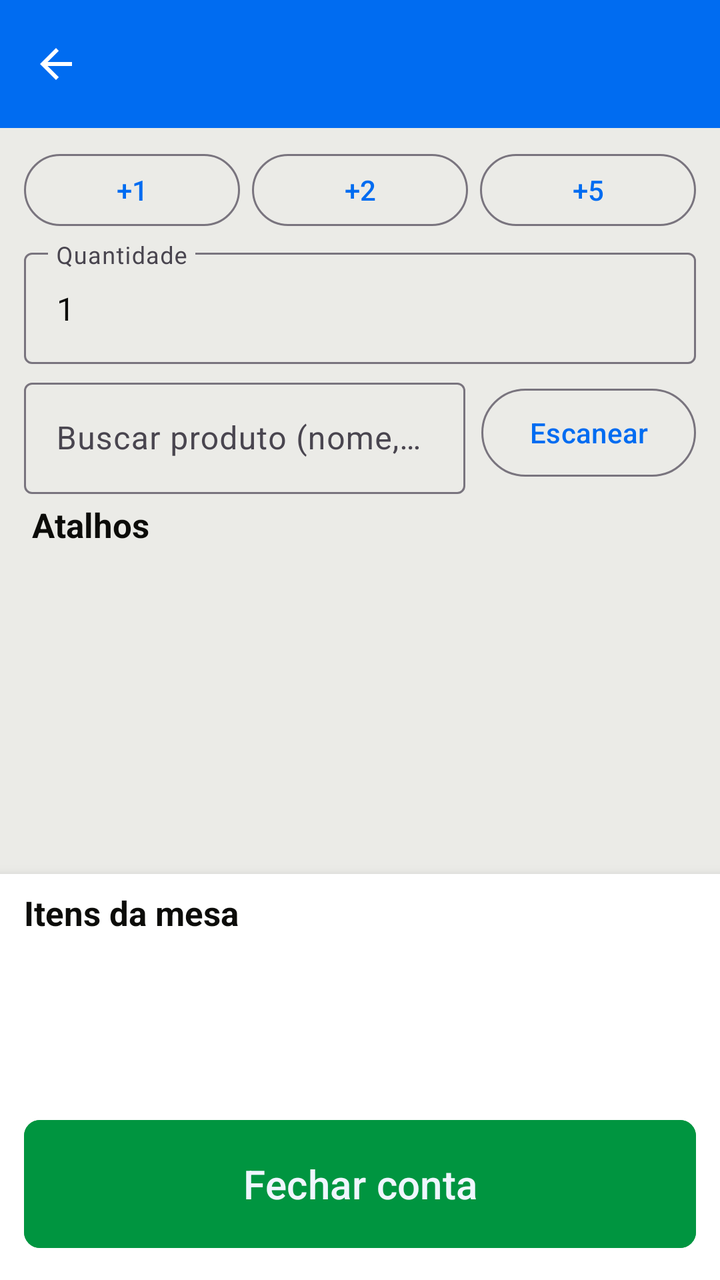
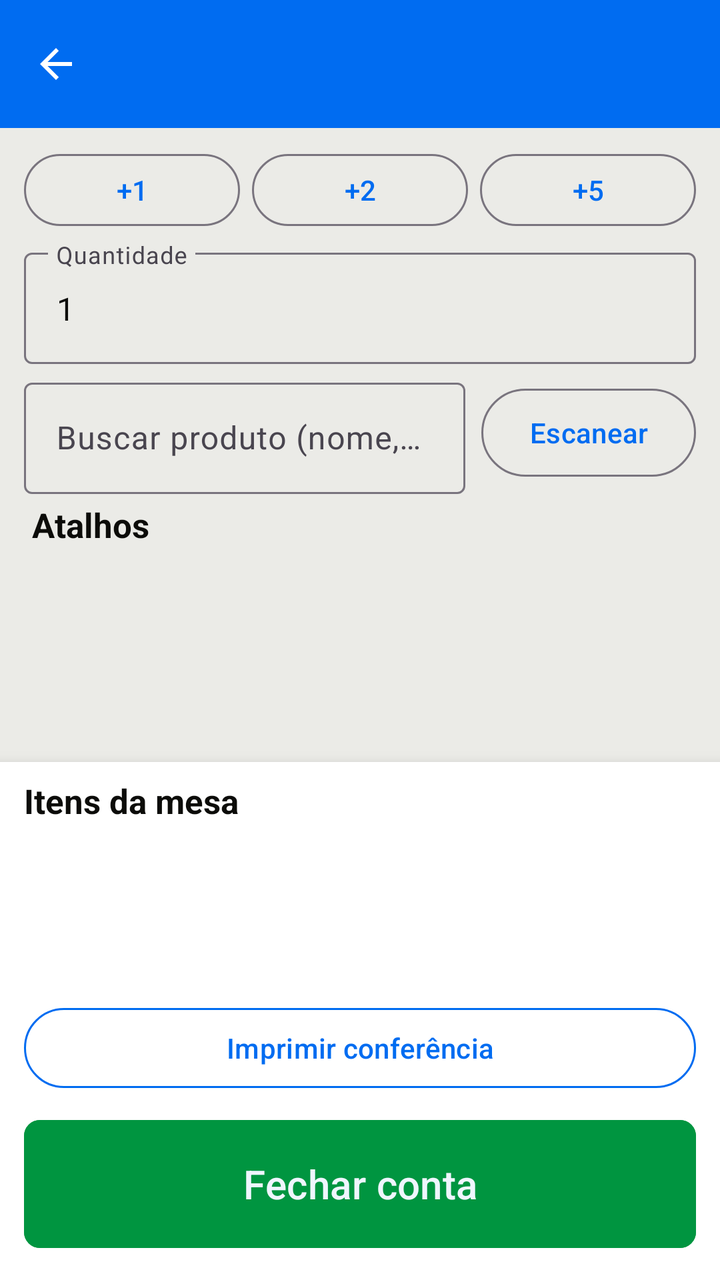

Compare the two renders of this Android layout. The source of the first and the diff that turns it into the second are given below.
<!-- AndroidManifest.xml: application theme Theme.POSmaisgestao -->
<!-- res/layout/activity_conta_mesa.xml -->
<?xml version="1.0" encoding="utf-8"?>
<LinearLayout xmlns:android="http://schemas.android.com/apk/res/android"
    xmlns:app="http://schemas.android.com/apk/res-auto"
    android:layout_width="match_parent"
    android:layout_height="match_parent"
    android:background="@color/surface"
    android:descendantFocusability="beforeDescendants"
    android:focusableInTouchMode="true"
    android:orientation="vertical">

    <com.google.android.material.appbar.MaterialToolbar
        android:id="@+id/toolbarConta"
        android:layout_width="match_parent"
        android:layout_height="?attr/actionBarSize"
        android:background="@color/primary"
        android:theme="@style/ThemeOverlay.Material3.Dark.ActionBar"
        app:navigationIcon="?attr/homeAsUpIndicator"
        app:titleTextColor="@color/white" />

    <include layout="@layout/include_codigo_oculto" />

    
    <LinearLayout
        android:layout_width="match_parent"
        android:layout_height="0dp"
        android:layout_weight="1"
        android:orientation="vertical">

        <LinearLayout
            android:layout_width="match_parent"
            android:layout_height="wrap_content"
            android:gravity="center"
            android:orientation="horizontal"
            android:paddingHorizontal="12dp"
            android:paddingTop="8dp">

            <com.google.android.material.button.MaterialButton
                android:id="@+id/btnQty1"
                style="@style/Widget.Material3.Button.OutlinedButton"
                android:layout_width="0dp"
                android:layout_height="wrap_content"
                android:layout_marginEnd="6dp"
                android:layout_weight="1"
                android:minHeight="44dp"
                android:text="@string/qty_mais_1" />

            <com.google.android.material.button.MaterialButton
                android:id="@+id/btnQty2"
                style="@style/Widget.Material3.Button.OutlinedButton"
                android:layout_width="0dp"
                android:layout_height="wrap_content"
                android:layout_marginEnd="6dp"
                android:layout_weight="1"
                android:minHeight="44dp"
                android:text="@string/qty_mais_2" />

            <com.google.android.material.button.MaterialButton
                android:id="@+id/btnQty5"
                style="@style/Widget.Material3.Button.OutlinedButton"
                android:layout_width="0dp"
                android:layout_height="wrap_content"
                android:layout_weight="1"
                android:minHeight="44dp"
                android:text="@string/qty_mais_5" />
        </LinearLayout>

        <com.google.android.material.textfield.TextInputLayout
            android:id="@+id/layoutQuantidadeItem"
            android:layout_width="match_parent"
            android:layout_height="wrap_content"
            android:layout_marginHorizontal="12dp"
            android:layout_marginTop="4dp"
            android:hint="@string/quantidade_item">

            <com.google.android.material.textfield.TextInputEditText
                android:id="@+id/inputQuantidadeItem"
                android:layout_width="match_parent"
                android:layout_height="wrap_content"
                android:inputType="numberDecimal"
                android:minHeight="52dp"
                android:text="1" />
        </com.google.android.material.textfield.TextInputLayout>

        <LinearLayout
            android:layout_width="match_parent"
            android:layout_height="wrap_content"
            android:gravity="center_vertical"
            android:orientation="horizontal"
            android:paddingHorizontal="12dp"
            android:paddingTop="4dp"
            android:paddingBottom="4dp">

            <com.google.android.material.textfield.TextInputLayout
                android:layout_width="0dp"
                android:layout_height="wrap_content"
                android:layout_weight="1"
                android:hint="@string/buscar_produto">

                <com.google.android.material.textfield.TextInputEditText
                    android:id="@+id/inputBuscaConta"
                    android:layout_width="match_parent"
                    android:layout_height="wrap_content"
                    android:imeOptions="actionSearch"
                    android:inputType="text"
                    android:minHeight="52dp" />
            </com.google.android.material.textfield.TextInputLayout>

            <com.google.android.material.button.MaterialButton
                android:id="@+id/btnEscanearConta"
                style="@style/Widget.Material3.Button.OutlinedButton"
                android:layout_width="wrap_content"
                android:layout_height="wrap_content"
                android:layout_marginStart="8dp"
                android:minHeight="52dp"
                android:text="@string/escanear" />
        </LinearLayout>

        <TextView
            android:id="@+id/lblSecaoConta"
            style="@style/PosSectionTitle"
            android:layout_width="match_parent"
            android:layout_height="wrap_content"
            android:paddingHorizontal="16dp"
            android:paddingBottom="4dp"
            android:text="@string/atalhos" />

        <androidx.recyclerview.widget.RecyclerView
            android:id="@+id/listaProdutosConta"
            android:layout_width="match_parent"
            android:layout_height="0dp"
            android:layout_weight="1"
            android:clipToPadding="false"
            android:paddingHorizontal="8dp" />
    </LinearLayout>

    
    <LinearLayout
        android:layout_width="match_parent"
        android:layout_height="wrap_content"
        android:background="@color/card"
        android:elevation="8dp"
        android:orientation="vertical"
        android:paddingHorizontal="12dp"
        android:paddingTop="8dp"
        android:paddingBottom="12dp">

        <TextView
            android:id="@+id/txtItensConta"
            style="@style/PosSectionTitle"
            android:layout_width="match_parent"
            android:layout_height="wrap_content"
            android:text="@string/itens_mesa" />

        <ProgressBar
            android:id="@+id/progressConta"
            android:layout_width="wrap_content"
            android:layout_height="wrap_content"
            android:layout_gravity="center_horizontal"
            android:visibility="gone" />

        <androidx.recyclerview.widget.RecyclerView
            android:id="@+id/listaItensConta"
            android:layout_width="match_parent"
            android:layout_height="wrap_content"
            android:layout_marginTop="4dp"
            android:background="@color/background"
            android:maxHeight="140dp"
            android:minHeight="48dp"
            android:padding="4dp" />

        <TextView
            android:id="@+id/txtTotalConta"
            android:layout_width="match_parent"
            android:layout_height="wrap_content"
            android:paddingTop="8dp"
            android:paddingBottom="4dp"
            android:textColor="@color/foreground"
            android:textSize="18sp"
            android:textStyle="bold" />

        <com.google.android.material.button.MaterialButton
            android:id="@+id/btnFecharConta"
            style="@style/PosBigButton"
            android:layout_width="match_parent"
            android:layout_height="wrap_content"
            android:backgroundTint="@color/dinheiro"
            android:text="@string/fechar_conta" />
    </LinearLayout>
</LinearLayout>
<!-- res/layout/include_codigo_oculto.xml (included above) -->
<?xml version="1.0" encoding="utf-8"?>
<EditText xmlns:android="http://schemas.android.com/apk/res/android"
    android:id="@+id/inputCodigoOculto"
    android:layout_width="1dp"
    android:layout_height="1dp"
    android:alpha="0"
    android:background="@android:color/transparent"
    android:imeOptions="actionDone"
    android:importantForAutofill="no"
    android:inputType="textVisiblePassword"
    android:singleLine="true" />
<!-- resources referenced by this layout -->
<resources>
  <color name="background">#FFFFFF</color>
  <color name="card">#FFFFFF</color>
  <color name="dinheiro">#009540</color>
  <color name="foreground">#0C0C09</color>
  <color name="primary">#006CF1</color>
  <color name="surface">#EBEBE7</color>
  <color name="white">#FFFFFFFF</color>
  <string name="atalhos">Atalhos</string>
  <string name="buscar_produto">Buscar produto (nome, código ou EAN)</string>
  <string name="escanear">Escanear</string>
  <string name="fechar_conta">Fechar conta</string>
  <string name="itens_mesa">Itens da mesa</string>
  <string name="qty_mais_1">+1</string>
  <string name="qty_mais_2">+2</string>
  <string name="qty_mais_5">+5</string>
  <string name="quantidade_item">Quantidade</string>
  <style name="PosBigButton" parent="Widget.Material3.Button">
          <item name="android:minHeight">72dp</item>
          <item name="android:textSize">20sp</item>
          <item name="android:textAllCaps">false</item>
          <item name="cornerRadius">8dp</item>
          <item name="backgroundTint">@color/primary</item>
          <item name="android:textColor">@color/primary_foreground</item>
      </style>
  <style name="PosSectionTitle">
          <item name="android:textColor">@color/foreground</item>
          <item name="android:textSize">17sp</item>
          <item name="android:textStyle">bold</item>
      </style>
  <style name="Theme.POSmaisgestao" parent="Base.Theme.POSmaisgestao" />
  <color name="primary_foreground">#EFF6FF</color>
  <style name="Base.Theme.POSmaisgestao" parent="Theme.Material3.DayNight.NoActionBar">
          <item name="colorPrimary">@color/primary</item>
          <item name="colorPrimaryDark">@color/primary_dark</item>
          <item name="colorSecondary">@color/accent</item>
          <item name="colorOnPrimary">@color/primary_foreground</item>
          <item name="colorOnSurface">@color/foreground</item>
          <item name="colorOnBackground">@color/foreground</item>
          <item name="android:statusBarColor">@color/primary_dark</item>
          <item name="android:navigationBarColor">@color/surface</item>
          <item name="android:windowOptOutEdgeToEdgeEnforcement">true</item>
          <item name="android:windowBackground">@color/surface</item>
          <item name="android:colorBackground">@color/background</item>
          <item name="android:textColorPrimary">@color/foreground</item>
          <item name="android:textColorSecondary">@color/muted_foreground</item>
          <item name="android:textColor">@color/foreground</item>
          <item name="android:textColorHint">@color/muted_foreground</item>
      </style>
  <color name="primary_dark">#193CB8</color>
  <color name="accent">#EBEBE7</color>
  <color name="muted_foreground">#4E4E3F</color>
</resources>

<!-- the commit's change to res/layout/activity_conta_mesa.xml (unified diff, before → after) -->
@@ -177,6 +177,14 @@
             android:textColor="@color/foreground"
             android:textSize="18sp"
             android:textStyle="bold" />
+
+        <com.google.android.material.button.MaterialButton
+            android:id="@+id/btnImprimirConferencia"
+            style="@style/PosOutlinedButton"
+            android:layout_width="match_parent"
+            android:layout_height="wrap_content"
+            android:layout_marginBottom="8dp"
+            android:text="@string/imprimir_conferencia" />
 
         <com.google.android.material.button.MaterialButton
             android:id="@+id/btnFecharConta"
<!-- resource entries referenced after the edit -->
@@ -11,6 +11,7 @@
   <string name="buscar_produto">Buscar produto (nome, código ou EAN)</string>
   <string name="escanear">Escanear</string>
   <string name="fechar_conta">Fechar conta</string>
+  <string name="imprimir_conferencia">Imprimir conferência</string>
   <string name="itens_mesa">Itens da mesa</string>
   <string name="qty_mais_1">+1</string>
   <string name="qty_mais_2">+2</string>
@@ -23,6 +24,11 @@
           <item name="cornerRadius">8dp</item>
           <item name="backgroundTint">@color/primary</item>
           <item name="android:textColor">@color/primary_foreground</item>
+      </style>
+  <style name="PosOutlinedButton" parent="Widget.Material3.Button.OutlinedButton">
+          <item name="android:textAllCaps">false</item>
+          <item name="strokeColor">@color/primary</item>
+          <item name="android:textColor">@color/primary</item>
       </style>
   <style name="PosSectionTitle">
           <item name="android:textColor">@color/foreground</item>
